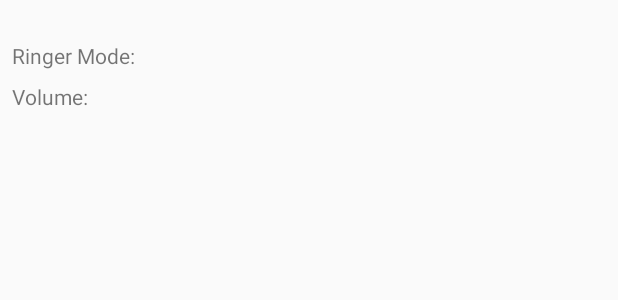
After one commit to dyadischevma/RingerModes, an Android app: the layout item.xml on its own in the app's theme, with its tools: preview values and no code run, on a phone screen of 412 x 824 dp. The commit adds this screen. Shown: the top 300 px of the screen. Run offline under Robolectric (Android 15) with nearby library versions, the phone set to English and light mode, and no system bars.

Commit message:
added recyclerView

```diff
--- a/app/build.gradle
+++ b/app/build.gradle
@@ -28,6 +28,8 @@ dependencies {
 
     // Room components
     implementation 'androidx.room:room-runtime:2.2.5'
+    implementation 'androidx.recyclerview:recyclerview:1.1.0'
+    implementation 'com.google.android.material:material:1.1.0'
     annotationProcessor 'androidx.room:room-compiler:2.2.5'
     androidTestImplementation 'androidx.room:room-testing:2.2.5'
 
--- a/app/src/main/java/ru/dyadischevma/ringermodes/model/DataRoomDbase.java
+++ b/app/src/main/java/ru/dyadischevma/ringermodes/model/DataRoomDbase.java
@@ -5,8 +5,10 @@ import android.content.Context;
 import androidx.room.Database;
 import androidx.room.Room;
 import androidx.room.RoomDatabase;
+import androidx.room.TypeConverters;
 
 @Database(entities = {RingerModeItem.class}, version = 1, exportSchema = false)
+@TypeConverters({Converters.class})
 public abstract class DataRoomDbase extends RoomDatabase {
     private static DataRoomDbase INSTANCE;
 
--- a/app/src/main/java/ru/dyadischevma/ringermodes/model/RingerModeItem.java
+++ b/app/src/main/java/ru/dyadischevma/ringermodes/model/RingerModeItem.java
@@ -1,6 +1,5 @@
 package ru.dyadischevma.ringermodes.model;
 
-import androidx.annotation.NonNull;
 import androidx.room.Entity;
 import androidx.room.PrimaryKey;
 
--- /dev/null
+++ b/app/src/main/res/layout/item.xml
@@ -0,0 +1,52 @@
+<?xml version="1.0" encoding="utf-8"?>
+<androidx.constraintlayout.widget.ConstraintLayout xmlns:android="http://schemas.android.com/apk/res/android"
+    xmlns:app="http://schemas.android.com/apk/res-auto"
+    android:layout_width="match_parent"
+    android:layout_height="wrap_content">
+
+    <TextView
+        android:id="@+id/textViewName"
+        android:layout_width="wrap_content"
+        android:layout_height="wrap_content"
+        android:layout_marginTop="8dp"
+        android:text=""
+        app:layout_constraintEnd_toEndOf="parent"
+        app:layout_constraintStart_toStartOf="parent"
+        app:layout_constraintTop_toTopOf="parent" />
+
+    <TextView
+        android:id="@+id/textViewLabelRingerMode"
+        android:layout_width="wrap_content"
+        android:layout_height="wrap_content"
+        android:layout_marginStart="8dp"
+        android:text="@string/ringer_mode"
+        app:layout_constraintStart_toStartOf="parent"
+        app:layout_constraintTop_toBottomOf="@+id/textViewName" />
+
+    <TextView
+        android:id="@+id/textViewRingerMode"
+        android:layout_width="wrap_content"
+        android:layout_height="wrap_content"
+        android:text=""
+        app:layout_constraintStart_toEndOf="@+id/textViewLabelRingerMode"
+        app:layout_constraintTop_toTopOf="@+id/textViewLabelRingerMode" />
+
+    <TextView
+        android:id="@+id/textViewLabelRingerValue"
+        android:layout_width="wrap_content"
+        android:layout_height="wrap_content"
+        android:layout_marginStart="8dp"
+        android:layout_marginTop="8dp"
+        android:text="@string/volume"
+        app:layout_constraintStart_toStartOf="parent"
+        app:layout_constraintTop_toBottomOf="@+id/textViewLabelRingerMode" />
+
+    <TextView
+        android:id="@+id/textViewRingerModeValue"
+        android:layout_width="wrap_content"
+        android:layout_height="wrap_content"
+        app:layout_constraintStart_toEndOf="@+id/textViewLabelRingerValue"
+        app:layout_constraintTop_toTopOf="@+id/textViewLabelRingerValue" />
+
+
+</androidx.constraintlayout.widget.ConstraintLayout>
--- a/app/src/main/res/values/strings.xml
+++ b/app/src/main/res/values/strings.xml
@@ -1,3 +1,6 @@
 <resources>
     <string name="app_name">Ringer Modes</string>
+    <string name="name">Name:</string>
+    <string name="ringer_mode">Ringer Mode:</string>
+    <string name="volume">Volume:</string>
 </resources>
```
Also changed, not shown: app/src/main/java/ru/dyadischevma/ringermodes/model/Converters.java (added, +14 -0 lines), app/src/main/java/ru/dyadischevma/ringermodes/model/RingerMode.java (+9 -0 lines), app/src/main/java/ru/dyadischevma/ringermodes/view/RecyclerViewAdapter.java (added, +57 -0 lines), app/src/main/res/layout/activity_main.xml (+22 -6 lines).
